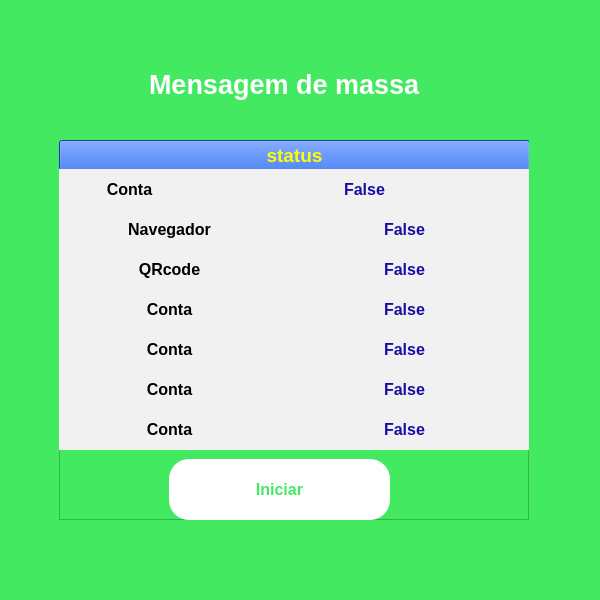
First picture: the form in Exercícios 3/Projetos/whatsapp/interface_grafica.ui, repository Xaixen/Python3, before the edit.
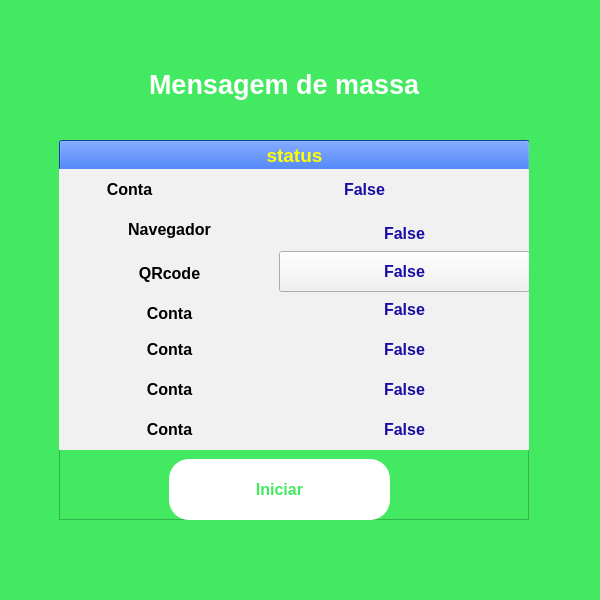
Second picture: the form after the edit.

The edit to the form file:
```diff
--- a/Exercícios 3/Projetos/whatsapp/interface_grafica.ui
+++ b/Exercícios 3/Projetos/whatsapp/interface_grafica.ui
@@ -330,7 +330,7 @@
            <x>0</x>
            <y>110</y>
            <width>221</width>
-           <height>41</height>
+           <height>49</height>
           </rect>
          </property>
          <layout class="QVBoxLayout" name="verticalLayout_5">
@@ -360,7 +360,7 @@
            <x>0</x>
            <y>150</y>
            <width>221</width>
-           <height>41</height>
+           <height>49</height>
           </rect>
          </property>
          <layout class="QVBoxLayout" name="verticalLayout_6">
@@ -510,7 +510,7 @@
            <x>220</x>
            <y>70</y>
            <width>251</width>
-           <height>41</height>
+           <height>50</height>
           </rect>
          </property>
          <layout class="QVBoxLayout" name="verticalLayout_11">
@@ -534,36 +534,6 @@
           </item>
          </layout>
         </widget>
-        <widget class="QWidget" name="verticalLayoutWidget_11">
-         <property name="geometry">
-          <rect>
-           <x>220</x>
-           <y>110</y>
-           <width>251</width>
-           <height>41</height>
-          </rect>
-         </property>
-         <layout class="QVBoxLayout" name="verticalLayout_12">
-          <item>
-           <widget class="QLabel" name="label_5">
-            <property name="font">
-             <font>
-              <pointsize>12</pointsize>
-              <weight>75</weight>
-              <bold>true</bold>
-             </font>
-            </property>
-            <property name="styleSheet">
-             <string notr="true">background-color: rgb(241, 241, 241);
-color: rgb(26, 13, 165);</string>
-            </property>
-            <property name="text">
-             <string>&lt;html&gt;&lt;head/&gt;&lt;body&gt;&lt;p align=&quot;center&quot;&gt;False&lt;/p&gt;&lt;/body&gt;&lt;/html&gt;</string>
-            </property>
-           </widget>
-          </item>
-         </layout>
-        </widget>
         <widget class="QWidget" name="verticalLayoutWidget_12">
          <property name="geometry">
           <rect>
@@ -712,6 +682,30 @@
           <string>Iniciar</string>
          </property>
         </widget>
+        <widget class="QPushButton" name="botao_QRcode">
+         <property name="geometry">
+          <rect>
+           <x>220</x>
+           <y>112</y>
+           <width>251</width>
+           <height>41</height>
+          </rect>
+         </property>
+         <property name="font">
+          <font>
+           <pointsize>12</pointsize>
+           <weight>75</weight>
+           <bold>true</bold>
+          </font>
+         </property>
+         <property name="styleSheet">
+          <string notr="true">background-color: rgb(241, 241, 241);
+color: rgb(26, 13, 165);</string>
+         </property>
+         <property name="text">
+          <string>False</string>
+         </property>
+        </widget>
        </widget>
       </widget>
      </widget>
```
